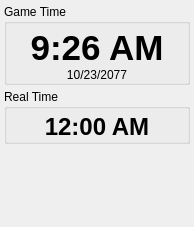
Before: the Qt Designer form widgets/datetime/ui/datetimewidget.ui in Orzipan/PyPipboyApp, drawn with Qt 5.
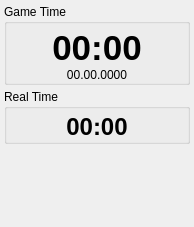
After: the same form once the commit is applied.

Patch:
```diff
--- a/widgets/datetime/ui/datetimewidget.ui
+++ b/widgets/datetime/ui/datetimewidget.ui
@@ -63,7 +63,7 @@
          </font>
         </property>
         <property name="text">
-         <string>9:26 AM</string>
+         <string>00:00</string>
         </property>
         <property name="alignment">
          <set>Qt::AlignCenter</set>
@@ -78,7 +78,7 @@
          </font>
         </property>
         <property name="text">
-         <string>10/23/2077</string>
+         <string>00.00.0000</string>
         </property>
         <property name="alignment">
          <set>Qt::AlignBottom|Qt::AlignHCenter</set>
@@ -119,7 +119,7 @@
          </font>
         </property>
         <property name="text">
-         <string>12:00 AM</string>
+         <string>00:00</string>
         </property>
         <property name="alignment">
          <set>Qt::AlignCenter</set>
```
Left out of the diff: 4 changed lines with no effect on the pictures.
